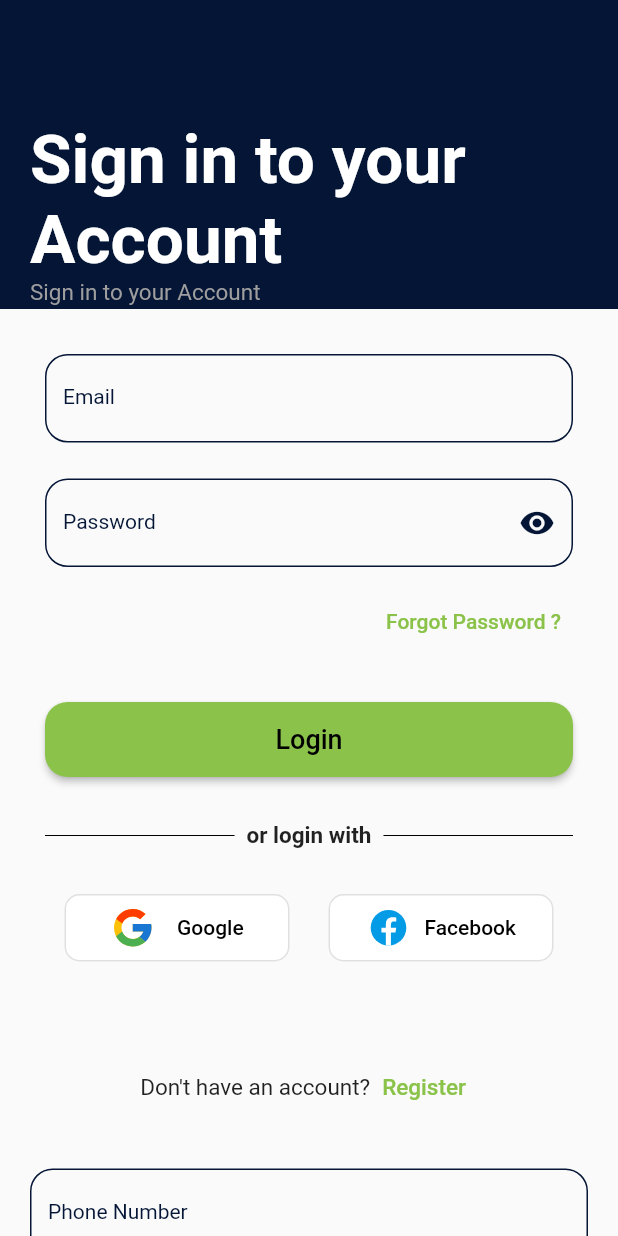
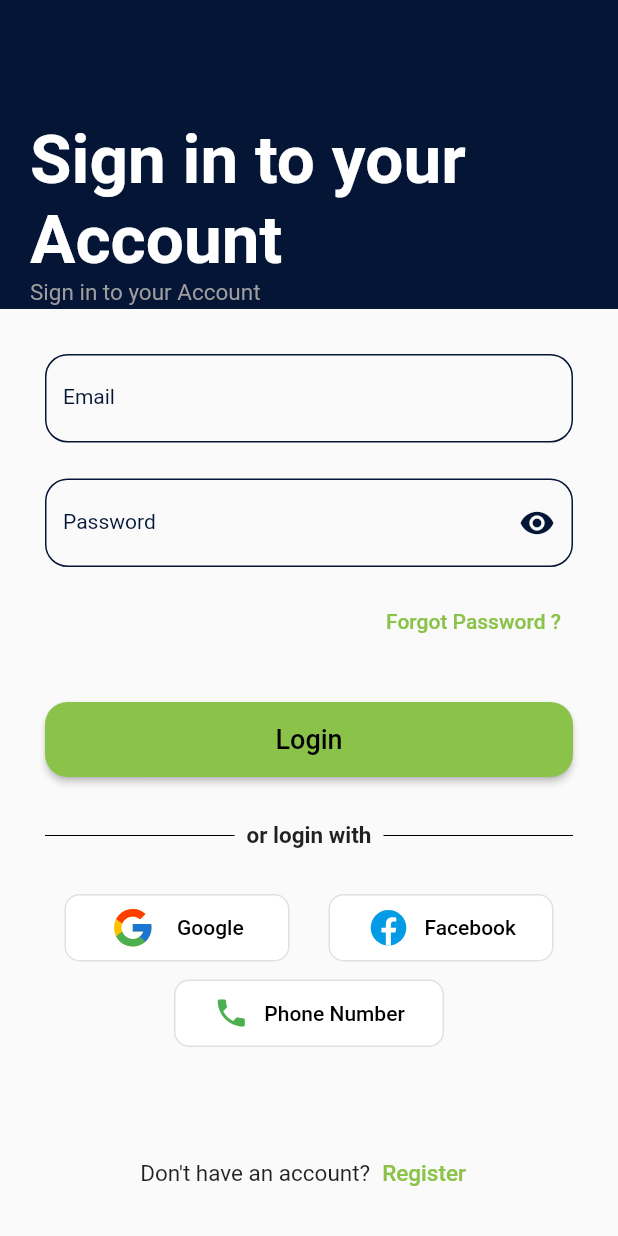
Before and after one commit to puzanadhikari/roomfinder, a Flutter app: the screen it shows after launch, on a phone screen of 412 x 824 dp. Run offline on Flutter 3.47's test engine with Material 2 defaults, Android fonts, the phone set to English and light mode, and no system bars; our stand-ins replace animated_notch_bottom_bar, cloud_firestore, firebase_auth, firebase_core, flutter_svg, fluttertoast and 2 more; missing offline and left inert: flutter_facebook_auth; accounts and stored records are empty.

Commit message:
changes of phone

```diff
--- a/lib/loginPage.dart
+++ b/lib/loginPage.dart
@@ -4,6 +4,7 @@ import 'package:flutter_facebook_auth/flutter_facebook_auth.dart';
 import 'package:flutter_svg/svg.dart';
 import 'package:loading_animation_widget/loading_animation_widget.dart';
 import 'package:meroapp/Constants/styleConsts.dart';
+import 'package:meroapp/loginViaNumber.dart';
 import 'package:meroapp/registerPage.dart';
 
 import 'firebase_auth.dart';
@@ -23,8 +24,6 @@ class _LoginPageState extends State<LoginPage> {
   final TextEditingController emailController = TextEditingController();
   final TextEditingController passwordController = TextEditingController();
   bool _obscureText = true;
-  final TextEditingController _phoneController = TextEditingController();
-  String _verificationId = '';
 
   Future<bool> _onBackPressed() async {
     return await showDialog(
@@ -246,6 +245,38 @@ class _LoginPageState extends State<LoginPage> {
                               ),
                             ],
                           ),
+                          kHeightSmall,
+                          SizedBox(
+                            height: 45,
+                            width: 180,
+                            child: ElevatedButton(
+                                onPressed: (){
+                                  Navigator.push(
+                                      context,
+                                      MaterialPageRoute(
+                                          builder: (context) =>
+                                              LoginVIaNumber()));
+                                },
+                                child: Row(
+                                  mainAxisAlignment:
+                                  MainAxisAlignment.spaceEvenly,
+                                  children: [
+                                    Icon(Icons.phone,color: Colors.green),
+                                    Text("Phone Number",
+                                        style:
+                                        TextStyle(color: Colors.black)),
+                                  ],
+                                ),
+                                style: ElevatedButton.styleFrom(
+                                  shape: RoundedRectangleBorder(
+                                      borderRadius:
+                                      BorderRadius.circular(10.0),
+                                      side: BorderSide(
+                                          color: Colors.grey.shade300)),
+                                  primary: Colors.white,
+                                  elevation: 0,
+                                )),
+                          ),
                           kHeightMedium,
                           kHeightMedium,
                           Row(
@@ -273,95 +304,12 @@ class _LoginPageState extends State<LoginPage> {
                         ],
                       ),
                     ),
-                    Padding(
-                      padding: const EdgeInsets.symmetric(horizontal: 20.0),
-                      child: TextFormField(
-                        keyboardType: TextInputType.number,
-                        controller: _phoneController,
-                        decoration: KFormFieldDecoration.copyWith(
-                            labelText: "Phone Number"),
-                      ),
-                    ),
-                    SizedBox(height: 20),
-                    Padding(
-                      padding: const EdgeInsets.symmetric(
-                          horizontal: 25.0, vertical: 20),
-                      child: Container(
-                        width: MediaQuery.of(context).size.width,
-                        height: 50,
-                        child: ElevatedButton(
-                          onPressed: _sendOTP,
-                          child: Text("Send OTP",
-                              style:
-                                  TextStyle(color: Colors.black, fontSize: 18)),
-                          style: ElevatedButton.styleFrom(
-                            primary: appBarColor,
-                            shape: RoundedRectangleBorder(
-                              borderRadius: BorderRadius.circular(15.0),
-                            ),
-                          ),
-                        ),
-                      ),
-                    ),
                   ],
                 ),
               ),
       ),
     );
   }
-
-  void _sendOTP() async {
-    FirebaseAuth auth = FirebaseAuth.instance;
-    String phoneNumber = '+977' + _phoneController.text.trim();
-    print('Sending OTP to $phoneNumber');
-
-    try {
-      await auth.verifyPhoneNumber(
-        phoneNumber: phoneNumber,
-        verificationCompleted: (PhoneAuthCredential credential) async {
-          await auth.signInWithCredential(credential);
-          print('Phone number automatically verified and user signed in: ${auth.currentUser}');
-        },
-        verificationFailed: (FirebaseAuthException e) {
-          print('Verification failed with error code: ${e.code}, message: ${e.message}');
-          if (e.code == 'invalid-phone-number') {
-            print('The provided phone number is not valid.');
-          } else if (e.code == 'quota-exceeded') {
-            print('SMS quota for the project has been exceeded.');
-          } else if (e.code == 'missing-client-identifier') {
-            print('This request is missing a valid app identifier.');
-          } else if (e.code == 'invalid-play-integrity-token') {
-            print('Invalid Play Integrity token; app not recognized by Play Store.');
-          } else if (e.code == 'internal-error') {
-            print('An internal error occurred.');
-          } else {
-            print('Unknown error: ${e.code}');
-          }
-        },
-        codeSent: (String verificationId, int? resendToken) async {
-          print('Code sent to $phoneNumber');
-          setState(() {
-            _verificationId = verificationId;
-          });
-          Navigator.push(
-            context,
-            MaterialPageRoute(
-              builder: (context) => OTPPage(verificationId: verificationId),
-            ),
-          );
-        },
-        codeAutoRetrievalTimeout: (String verificationId) {
-          print('Auto retrieval timeout with verification ID: $verificationId');
-          setState(() {
-            _verificationId = verificationId;
-          });
-        },
-      );
-    } catch (e) {
-      print('Error during phone number verification: $e');
-    }
-  }
-
   Future<void> signInWithFacebook() async {
     try {
       final LoginResult result = await FacebookAuth.instance.login();
```
Also changed, not shown: lib/loginViaNumber.dart (added, +110 -0 lines), lib/otpPage.dart (+3 -11 lines).
